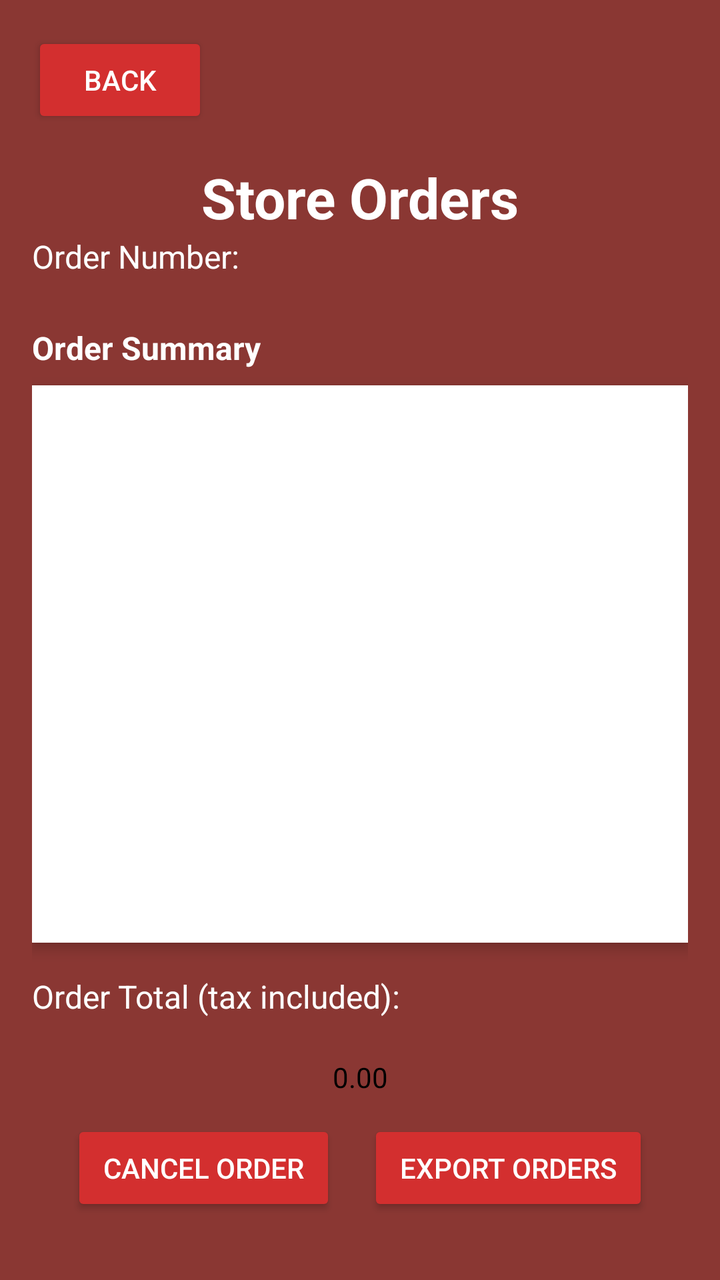
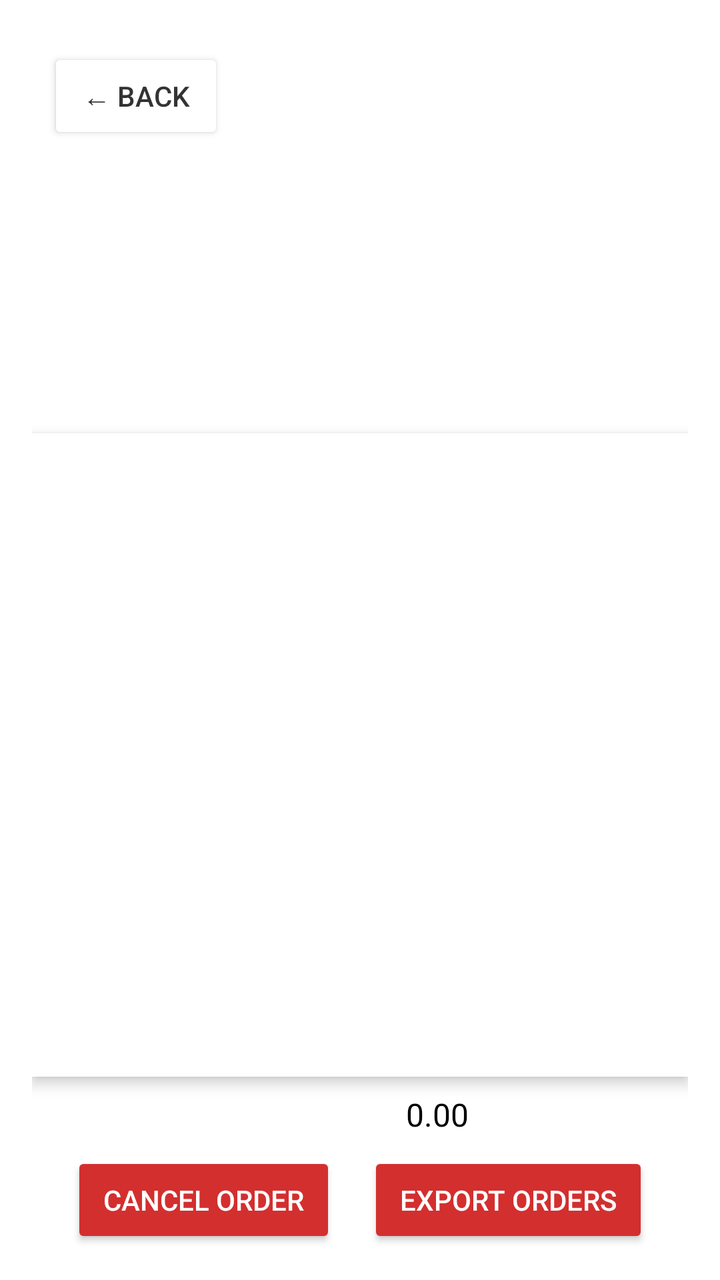

Two renders of the same Android screen: before a commit and after it. Below are the layout's source before the change and the commit's diff.
<!-- AndroidManifest.xml: application theme Theme.Rupizzeriaapp -->
<!-- res/layout/activity_order_history.xml -->
<?xml version="1.0" encoding="utf-8"?>
<androidx.constraintlayout.widget.ConstraintLayout xmlns:android="http://schemas.android.com/apk/res/android"
    xmlns:app="http://schemas.android.com/apk/res-auto"
    xmlns:tools="http://schemas.android.com/tools"
    android:layout_width="match_parent"
    android:layout_height="match_parent"
    android:padding="16dp"
    android:background="#8A3733">

    
    <Button
        android:id="@+id/buttonBack"
        android:layout_width="wrap_content"
        android:layout_height="wrap_content"
        android:text="Back"
        android:backgroundTint="#D32F2F"
        android:textColor="#FFFFFF"
        android:elevation="4dp"
        app:layout_constraintTop_toTopOf="parent"
        app:layout_constraintStart_toStartOf="parent" />

    
    <TextView
        android:id="@+id/textViewTitle"
        android:layout_width="0dp"
        android:layout_height="wrap_content"
        android:layout_marginTop="16dp"
        android:layout_marginBottom="16dp"
        android:text="Store Orders"
        android:textColor="#FFFFFF"
        android:textSize="28sp"
        android:textStyle="bold"
        android:gravity="center"
        app:layout_constraintTop_toBottomOf="@id/buttonBack"
        app:layout_constraintStart_toStartOf="parent"
        app:layout_constraintEnd_toEndOf="parent" />

    
    <TextView
        android:id="@+id/textViewOrderNumberLabel"
        android:layout_width="wrap_content"
        android:layout_height="wrap_content"
        android:text="Order Number:"
        android:textColor="#FFFFFF"
        android:textSize="16sp"
        app:layout_constraintTop_toBottomOf="@id/textViewTitle"
        app:layout_constraintStart_toStartOf="parent" />

    <Spinner
        android:id="@+id/spinnerOrderNumber"
        android:layout_width="0dp"
        android:layout_height="wrap_content"
        android:layout_marginTop="8dp"
        android:background="@drawable/rounded_spinner"
        app:layout_constraintTop_toBottomOf="@id/textViewOrderNumberLabel"
        app:layout_constraintStart_toStartOf="parent"
        app:layout_constraintEnd_toEndOf="parent" />

    
    <TextView
        android:id="@+id/textViewOrderSummaryLabel"
        android:layout_width="wrap_content"
        android:layout_height="wrap_content"
        android:layout_marginTop="16dp"
        android:text="Order Summary"
        android:textColor="#FFFFFF"
        android:textSize="16sp"
        android:textStyle="bold"
        app:layout_constraintTop_toBottomOf="@id/spinnerOrderNumber"
        app:layout_constraintStart_toStartOf="parent" />

    <androidx.recyclerview.widget.RecyclerView
        android:id="@+id/recyclerViewOrderSummary"
        android:layout_width="0dp"
        android:layout_height="0dp"
        android:layout_marginTop="8dp"
        android:background="#FFFFFF"
        android:elevation="4dp"
        app:layout_constraintTop_toBottomOf="@id/textViewOrderSummaryLabel"
        app:layout_constraintStart_toStartOf="parent"
        app:layout_constraintEnd_toEndOf="parent"
        app:layout_constraintBottom_toTopOf="@id/textViewOrderTotalLabel" />

    
    <TextView
        android:id="@+id/textViewOrderTotalLabel"
        android:layout_width="wrap_content"
        android:layout_height="wrap_content"
        android:layout_marginTop="16dp"
        android:text="Order Total (tax included):"
        android:textColor="#FFFFFF"
        android:textSize="16sp"
        app:layout_constraintTop_toBottomOf="@id/recyclerViewOrderSummary"
        app:layout_constraintStart_toStartOf="parent" />

    <TextView
        android:id="@+id/textViewOrderTotal"
        android:layout_width="0dp"
        android:layout_height="wrap_content"
        android:layout_marginTop="8dp"
        android:background="@drawable/rounded_background"
        android:padding="12dp"
        android:text="0.00"
        android:textColor="#000000"
        android:gravity="center"
        app:layout_constraintTop_toBottomOf="@id/textViewOrderTotalLabel"
        app:layout_constraintStart_toStartOf="parent"
        app:layout_constraintEnd_toEndOf="parent"
        app:layout_constraintBottom_toTopOf="@id/linearLayoutButtons" />

    
    <LinearLayout
        android:id="@+id/linearLayoutButtons"
        android:layout_width="0dp"
        android:layout_height="wrap_content"
        android:orientation="horizontal"
        android:layout_marginTop="16dp"
        android:layout_marginBottom="16dp"
        android:gravity="center"
        app:layout_constraintBottom_toBottomOf="parent"
        app:layout_constraintStart_toStartOf="parent"
        app:layout_constraintEnd_toEndOf="parent">

        <Button
            android:id="@+id/buttonCancelOrder"
            android:layout_width="wrap_content"
            android:layout_height="wrap_content"
            android:layout_marginEnd="16dp"
            android:text="Cancel Order"
            android:backgroundTint="#D32F2F"
            android:textColor="#FFFFFF"
            android:elevation="4dp"
            android:paddingHorizontal="16dp" />

        <Button
            android:id="@+id/buttonExportOrders"
            android:layout_width="wrap_content"
            android:layout_height="wrap_content"
            android:text="Export Orders"
            android:backgroundTint="#D32F2F"
            android:textColor="#FFFFFF"
            android:elevation="4dp"
            android:paddingHorizontal="16dp" />
    </LinearLayout>
</androidx.constraintlayout.widget.ConstraintLayout>
<!-- resources referenced by this layout -->
<resources>
  <!-- drawable rounded_background (drawable) -->
  <?xml version="1.0" encoding="utf-8"?>
  <selector xmlns:android="http://schemas.android.com/apk/res/android">
      <shape xmlns:android="http://schemas.android.com/apk/res/android">
          <corners android:radius="16dp" />
          <solid android:color="#FFFFFF" />
      </shape>
  </selector>
  <!-- drawable rounded_spinner (drawable) -->
  <?xml version="1.0" encoding="utf-8"?>
  <selector xmlns:android="http://schemas.android.com/apk/res/android">
      <shape xmlns:android="http://schemas.android.com/apk/res/android">
          <corners android:radius="16dp" />
          <solid android:color="#FFFFFF" />
          <stroke android:width="1dp" android:color="#8A3733" />
      </shape>
  </selector>
  <style name="Theme.Rupizzeriaapp" parent="Base.Theme.Rupizzeriaapp" />
  <style name="Base.Theme.Rupizzeriaapp" parent="Theme.Material3.DayNight.NoActionBar">
          
          
      </style>
</resources>

<!-- the commit's change to res/layout/activity_order_history.xml (unified diff, before → after) -->
@@ -1,21 +1,24 @@
 <?xml version="1.0" encoding="utf-8"?>
-<androidx.constraintlayout.widget.ConstraintLayout xmlns:android="http://schemas.android.com/apk/res/android"
+<androidx.constraintlayout.widget.ConstraintLayout
+    xmlns:android="http://schemas.android.com/apk/res/android"
     xmlns:app="http://schemas.android.com/apk/res-auto"
     xmlns:tools="http://schemas.android.com/tools"
     android:layout_width="match_parent"
     android:layout_height="match_parent"
     android:padding="16dp"
-    android:background="#8A3733">
+    android:background="@color/white">
 
     
     <Button
-        android:id="@+id/buttonBack"
+        android:id="@+id/backButton"
         android:layout_width="wrap_content"
         android:layout_height="wrap_content"
-        android:text="Back"
-        android:backgroundTint="#D32F2F"
-        android:textColor="#FFFFFF"
-        android:elevation="4dp"
+        android:text="← Back"
+        android:backgroundTint="#FFFFFF"
+        android:textColor="#333333"
+        android:textSize="14sp"
+        android:layout_marginStart="8dp"
+        android:layout_marginTop="8dp"
         app:layout_constraintTop_toTopOf="parent"
         app:layout_constraintStart_toStartOf="parent" />
 
@@ -27,11 +30,11 @@
         android:layout_marginTop="16dp"
         android:layout_marginBottom="16dp"
         android:text="Store Orders"
-        android:textColor="#FFFFFF"
+        android:textColor="@color/white"
         android:textSize="28sp"
         android:textStyle="bold"
         android:gravity="center"
-        app:layout_constraintTop_toBottomOf="@id/buttonBack"
+        app:layout_constraintTop_toBottomOf="@id/backButton"
         app:layout_constraintStart_toStartOf="parent"
         app:layout_constraintEnd_toEndOf="parent" />
 
@@ -41,7 +44,7 @@
         android:layout_width="wrap_content"
         android:layout_height="wrap_content"
         android:text="Order Number:"
-        android:textColor="#FFFFFF"
+        android:textColor="@color/white"
         android:textSize="16sp"
         app:layout_constraintTop_toBottomOf="@id/textViewTitle"
         app:layout_constraintStart_toStartOf="parent" />
@@ -51,7 +54,8 @@
         android:layout_width="0dp"
         android:layout_height="wrap_content"
         android:layout_marginTop="8dp"
-        android:background="@drawable/rounded_spinner"
+        android:background="@android:color/white"
+        android:padding="8dp"
         app:layout_constraintTop_toBottomOf="@id/textViewOrderNumberLabel"
         app:layout_constraintStart_toStartOf="parent"
         app:layout_constraintEnd_toEndOf="parent" />
@@ -63,7 +67,7 @@
         android:layout_height="wrap_content"
         android:layout_marginTop="16dp"
         android:text="Order Summary"
-        android:textColor="#FFFFFF"
+        android:textColor="@color/white"
         android:textSize="16sp"
         android:textStyle="bold"
         app:layout_constraintTop_toBottomOf="@id/spinnerOrderNumber"
@@ -74,39 +78,45 @@
         android:layout_width="0dp"
         android:layout_height="0dp"
         android:layout_marginTop="8dp"
-        android:background="#FFFFFF"
+        android:background="@android:color/white"
         android:elevation="4dp"
         app:layout_constraintTop_toBottomOf="@id/textViewOrderSummaryLabel"
         app:layout_constraintStart_toStartOf="parent"
         app:layout_constraintEnd_toEndOf="parent"
-        app:layout_constraintBottom_toTopOf="@id/textViewOrderTotalLabel" />
+        app:layout_constraintBottom_toTopOf="@id/linearLayoutTotalPrice" />
 
     
-    <TextView
-        android:id="@+id/textViewOrderTotalLabel"
-        android:layout_width="wrap_content"
-        android:layout_height="wrap_content"
-        android:layout_marginTop="16dp"
-        android:text="Order Total (tax included):"
-        android:textColor="#FFFFFF"
-        android:textSize="16sp"
-        app:layout_constraintTop_toBottomOf="@id/recyclerViewOrderSummary"
-        app:layout_constraintStart_toStartOf="parent" />
-
-    <TextView
-        android:id="@+id/textViewOrderTotal"
+    <LinearLayout
+        android:id="@+id/linearLayoutTotalPrice"
         android:layout_width="0dp"
         android:layout_height="wrap_content"
-        android:layout_marginTop="8dp"
-        android:background="@drawable/rounded_background"
-        android:padding="12dp"
-        android:text="0.00"
-        android:textColor="#000000"
-        android:gravity="center"
-        app:layout_constraintTop_toBottomOf="@id/textViewOrderTotalLabel"
+        android:orientation="horizontal"
+        android:gravity="center_vertical"
+        app:layout_constraintTop_toBottomOf="@id/recyclerViewOrderSummary"
         app:layout_constraintStart_toStartOf="parent"
         app:layout_constraintEnd_toEndOf="parent"
-        app:layout_constraintBottom_toTopOf="@id/linearLayoutButtons" />
+        app:layout_constraintBottom_toTopOf="@id/linearLayoutButtons">
+
+        <TextView
+            android:id="@+id/textViewOrderTotalLabel"
+            android:layout_width="wrap_content"
+            android:layout_height="wrap_content"
+            android:text="Total Price (after taxes):"
+            android:textColor="@color/white"
+            android:textSize="16sp"
+            android:layout_marginEnd="8dp" />
+
+        <TextView
+            android:id="@+id/textViewOrderTotal"
+            android:layout_width="wrap_content"
+            android:layout_height="wrap_content"
+            android:background="@drawable/rounded_background"
+            android:padding="8dp"
+            android:text="0.00"
+            android:textColor="@color/black"
+            android:gravity="center"
+            android:textSize="16sp" />
+    </LinearLayout>
 
     
     <LinearLayout
@@ -114,8 +124,6 @@
         android:layout_width="0dp"
         android:layout_height="wrap_content"
         android:orientation="horizontal"
-        android:layout_marginTop="16dp"
-        android:layout_marginBottom="16dp"
         android:gravity="center"
         app:layout_constraintBottom_toBottomOf="parent"
         app:layout_constraintStart_toStartOf="parent"
@@ -128,7 +136,7 @@
             android:layout_marginEnd="16dp"
             android:text="Cancel Order"
             android:backgroundTint="#D32F2F"
-            android:textColor="#FFFFFF"
+            android:textColor="@color/white"
             android:elevation="4dp"
             android:paddingHorizontal="16dp" />
 
@@ -138,7 +146,7 @@
             android:layout_height="wrap_content"
             android:text="Export Orders"
             android:backgroundTint="#D32F2F"
-            android:textColor="#FFFFFF"
+            android:textColor="@color/white"
             android:elevation="4dp"
             android:paddingHorizontal="16dp" />
     </LinearLayout>
<!-- resource entries referenced after the edit -->
@@ -1,20 +1,13 @@
 <!-- resources referenced by this layout -->
 <resources>
+  <color name="black">#FF000000</color>
+  <color name="white">#FFFFFFFF</color>
   <!-- drawable rounded_background (drawable) -->
   <?xml version="1.0" encoding="utf-8"?>
   <selector xmlns:android="http://schemas.android.com/apk/res/android">
       <shape xmlns:android="http://schemas.android.com/apk/res/android">
           <corners android:radius="16dp" />
           <solid android:color="#FFFFFF" />
-      </shape>
-  </selector>
-  <!-- drawable rounded_spinner (drawable) -->
-  <?xml version="1.0" encoding="utf-8"?>
-  <selector xmlns:android="http://schemas.android.com/apk/res/android">
-      <shape xmlns:android="http://schemas.android.com/apk/res/android">
-          <corners android:radius="16dp" />
-          <solid android:color="#FFFFFF" />
-          <stroke android:width="1dp" android:color="#8A3733" />
       </shape>
   </selector>
   <style name="Theme.Rupizzeriaapp" parent="Base.Theme.Rupizzeriaapp" />
